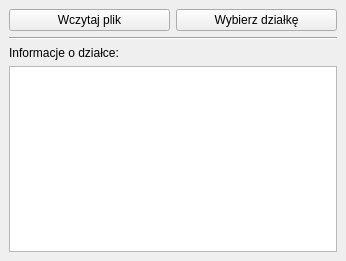
This is egibGml_dockwidget_base.ui in gis-support/qgis-egib-gml as Qt 5 draws it before an edit. The edited form follows.
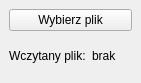
This is the edited form.

Commit message: messageBox preventing double gml->gpkg conversion + GUI simplification

What changed in the file:
```diff
--- a/egibGml_dockwidget_base.ui
+++ b/egibGml_dockwidget_base.ui
@@ -6,8 +6,8 @@
    <rect>
     <x>0</x>
     <y>0</y>
-    <width>346</width>
-    <height>261</height>
+    <width>141</width>
+    <height>83</height>
    </rect>
   </property>
   <property name="windowTitle">
@@ -15,45 +15,37 @@
   </property>
   <widget class="QWidget" name="dockWidgetContents">
    <layout class="QGridLayout" name="gridLayout">
-    <item row="2" column="0">
-     <widget class="QLabel" name="label_3">
-      <property name="text">
-       <string>Informacje o działce:</string>
-      </property>
-     </widget>
-    </item>
     <item row="0" column="0">
+     <widget class="QPushButton" name="fileButton">
+      <property name="text">
+       <string>Wybierz plik</string>
+      </property>
+     </widget>
+    </item>
+    <item row="1" column="0">
      <layout class="QHBoxLayout" name="horizontalLayout">
       <item>
-       <widget class="QPushButton" name="fileButton">
+       <widget class="QLabel" name="label_3">
+        <property name="maximumSize">
+         <size>
+          <width>88</width>
+          <height>16777215</height>
+         </size>
+        </property>
         <property name="text">
-         <string>Wczytaj plik</string>
+         <string>Wczytany plik:</string>
         </property>
        </widget>
       </item>
       <item>
-       <widget class="QPushButton" name="featureButton">
+       <widget class="QLabel" name="filePathLabel">
         <property name="text">
-         <string>Wybierz działkę</string>
+         <string>brak</string>
         </property>
        </widget>
       </item>
      </layout>
     </item>
-    <item row="3" column="0">
-     <widget class="QTableWidget" name="infoTableWidget">
-      <property name="frameShape">
-       <enum>QFrame::StyledPanel</enum>
-      </property>
-     </widget>
-    </item>
-    <item row="1" column="0">
-     <widget class="Line" name="line">
-      <property name="orientation">
-       <enum>Qt::Horizontal</enum>
-      </property>
-     </widget>
-    </item>
    </layout>
   </widget>
  </widget>
```
The commit also changes 2 other files.
